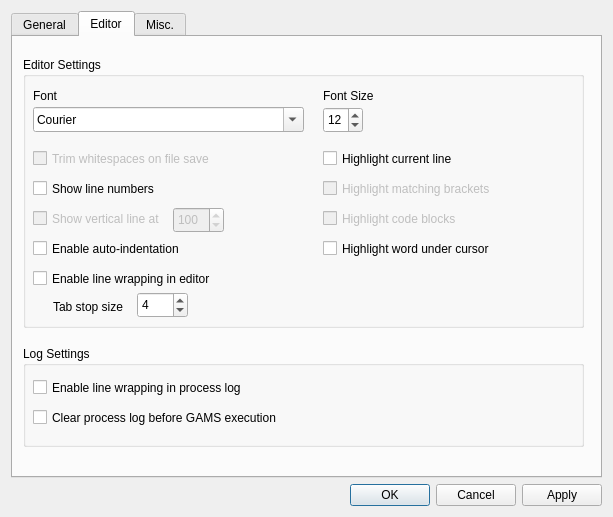
Above: src/settingsdialog.ui from GAMS-dev/studio before the change. Below: the same form after it.
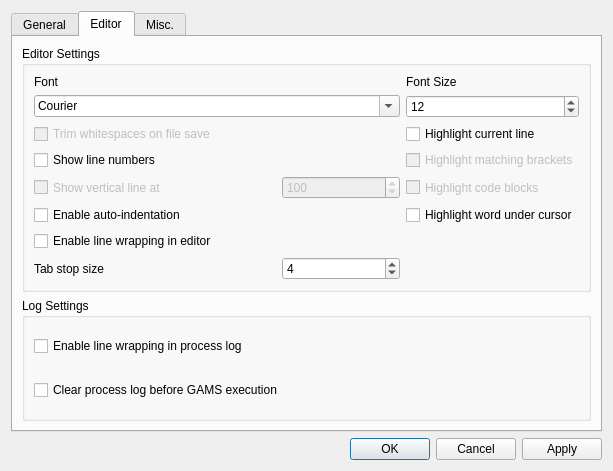
That is the form after the change. The open tabs and pages were chosen to show the change.

Commit message: settings layout rework

Patch:
```diff
--- a/src/settingsdialog.ui
+++ b/src/settingsdialog.ui
@@ -7,7 +7,7 @@
     <x>0</x>
     <y>0</y>
     <width>613</width>
-    <height>517</height>
+    <height>471</height>
    </rect>
   </property>
   <property name="windowTitle">
@@ -212,27 +212,29 @@
       <attribute name="title">
        <string>Editor</string>
       </attribute>
+      <layout class="QGridLayout" name="gridLayout_4">
+       <item row="0" column="0">
       <widget class="QGroupBox" name="gp_editor">
-       <property name="geometry">
-        <rect>
-         <x>10</x>
-         <y>20</y>
-         <width>561</width>
-         <height>271</height>
-        </rect>
-       </property>
        <property name="title">
         <string>Editor Settings</string>
        </property>
+         <layout class="QGridLayout" name="gridLayout_5">
+          <item row="0" column="0">
+           <widget class="QLabel" name="label_2">
+            <property name="text">
+             <string>Font</string>
+            </property>
+           </widget>
+          </item>
+          <item row="0" column="3">
+           <widget class="QLabel" name="label_3">
+            <property name="text">
+             <string>Font Size</string>
+            </property>
+           </widget>
+          </item>
+          <item row="1" column="0" colspan="3">
        <widget class="QFontComboBox" name="fontComboBox">
-        <property name="geometry">
-         <rect>
-          <x>10</x>
-          <y>50</y>
-          <width>271</width>
-          <height>25</height>
-         </rect>
-        </property>
         <property name="fontFilters">
          <set>QFontComboBox::MonospacedFonts</set>
         </property>
@@ -243,15 +245,9 @@
          </font>
         </property>
        </widget>
+          </item>
+          <item row="1" column="3">
        <widget class="QSpinBox" name="sb_fontsize">
-        <property name="geometry">
-         <rect>
-          <x>300</x>
-          <y>50</y>
-          <width>40</width>
-          <height>26</height>
-         </rect>
-        </property>
         <property name="minimum">
          <number>5</number>
         </property>
@@ -262,43 +258,17 @@
          <number>12</number>
         </property>
        </widget>
-       <widget class="QLabel" name="label_2">
-        <property name="geometry">
-         <rect>
-          <x>10</x>
-          <y>30</y>
-          <width>56</width>
-          <height>17</height>
-         </rect>
-        </property>
-        <property name="text">
-         <string>Font</string>
-        </property>
-       </widget>
-       <widget class="QLabel" name="label_3">
-        <property name="geometry">
-         <rect>
-          <x>300</x>
-          <y>30</y>
-          <width>56</width>
-          <height>17</height>
-         </rect>
-        </property>
-        <property name="text">
-         <string>Font Size</string>
-        </property>
-       </widget>
+          </item>
+          <item row="2" column="0" colspan="3">
        <widget class="QCheckBox" name="cb_trimwhitespace">
         <property name="enabled">
          <bool>false</bool>
         </property>
-        <property name="geometry">
-         <rect>
-          <x>10</x>
-          <y>90</y>
-          <width>271</width>
-          <height>23</height>
-         </rect>
+            <property name="sizePolicy">
+             <sizepolicy hsizetype="Minimum" vsizetype="Preferred">
+              <horstretch>0</horstretch>
+              <verstretch>0</verstretch>
+             </sizepolicy>
         </property>
         <property name="text">
          <string>Trim whitespaces on file save</string>
@@ -307,17 +277,36 @@
          <bool>true</bool>
         </property>
        </widget>
+          </item>
+          <item row="2" column="3">
+           <widget class="QCheckBox" name="cb_highlightcurrent">
+            <property name="enabled">
+             <bool>true</bool>
+            </property>
+            <property name="sizePolicy">
+             <sizepolicy hsizetype="Minimum" vsizetype="Preferred">
+              <horstretch>0</horstretch>
+              <verstretch>0</verstretch>
+             </sizepolicy>
+            </property>
+            <property name="text">
+             <string>Highlight current line</string>
+            </property>
+            <property name="checkable">
+             <bool>true</bool>
+            </property>
+           </widget>
+          </item>
+          <item row="3" column="0" colspan="3">
        <widget class="QCheckBox" name="cb_showlinenr">
         <property name="enabled">
          <bool>true</bool>
         </property>
-        <property name="geometry">
-         <rect>
-          <x>10</x>
-          <y>120</y>
-          <width>271</width>
-          <height>23</height>
-         </rect>
+            <property name="sizePolicy">
+             <sizepolicy hsizetype="Minimum" vsizetype="Preferred">
+              <horstretch>0</horstretch>
+              <verstretch>0</verstretch>
+             </sizepolicy>
         </property>
         <property name="text">
          <string>Show line numbers</string>
@@ -329,17 +318,36 @@
          <bool>false</bool>
         </property>
        </widget>
+          </item>
+          <item row="3" column="3">
+           <widget class="QCheckBox" name="cb_highlightmatching">
+            <property name="enabled">
+             <bool>false</bool>
+            </property>
+            <property name="sizePolicy">
+             <sizepolicy hsizetype="Minimum" vsizetype="Preferred">
+              <horstretch>0</horstretch>
+              <verstretch>0</verstretch>
+             </sizepolicy>
+            </property>
+            <property name="text">
+             <string>Highlight matching brackets</string>
+            </property>
+            <property name="checkable">
+             <bool>true</bool>
+            </property>
+           </widget>
+          </item>
+          <item row="4" column="0" colspan="2">
        <widget class="QCheckBox" name="cb_verticalline">
         <property name="enabled">
          <bool>false</bool>
         </property>
-        <property name="geometry">
-         <rect>
-          <x>10</x>
-          <y>150</y>
-          <width>141</width>
-          <height>23</height>
-         </rect>
+            <property name="sizePolicy">
+             <sizepolicy hsizetype="Minimum" vsizetype="Preferred">
+              <horstretch>0</horstretch>
+              <verstretch>0</verstretch>
+             </sizepolicy>
         </property>
         <property name="text">
          <string>Show vertical line at</string>
@@ -348,18 +356,12 @@
          <bool>true</bool>
         </property>
        </widget>
+          </item>
+          <item row="4" column="2">
        <widget class="QSpinBox" name="sb_verticalline">
         <property name="enabled">
          <bool>false</bool>
         </property>
-        <property name="geometry">
-         <rect>
-          <x>150</x>
-          <y>150</y>
-          <width>51</width>
-          <height>26</height>
-         </rect>
-        </property>
         <property name="minimum">
          <number>20</number>
         </property>
@@ -370,17 +372,17 @@
          <number>100</number>
         </property>
        </widget>
+          </item>
+          <item row="4" column="3">
        <widget class="QCheckBox" name="cb_highlightblock">
         <property name="enabled">
          <bool>false</bool>
         </property>
-        <property name="geometry">
-         <rect>
-          <x>300</x>
-          <y>150</y>
-          <width>201</width>
-          <height>23</height>
-         </rect>
+            <property name="sizePolicy">
+             <sizepolicy hsizetype="Minimum" vsizetype="Preferred">
+              <horstretch>0</horstretch>
+              <verstretch>0</verstretch>
+             </sizepolicy>
         </property>
         <property name="text">
          <string>Highlight code blocks</string>
@@ -389,77 +391,17 @@
          <bool>true</bool>
         </property>
        </widget>
-       <widget class="QCheckBox" name="cb_highlightcurrent">
-        <property name="enabled">
-         <bool>true</bool>
-        </property>
-        <property name="geometry">
-         <rect>
-          <x>300</x>
-          <y>90</y>
-          <width>201</width>
-          <height>23</height>
-         </rect>
-        </property>
-        <property name="text">
-         <string>Highlight current line</string>
-        </property>
-        <property name="checkable">
-         <bool>true</bool>
-        </property>
-       </widget>
-       <widget class="QCheckBox" name="cb_highlightmatching">
-        <property name="enabled">
-         <bool>false</bool>
-        </property>
-        <property name="geometry">
-         <rect>
-          <x>300</x>
-          <y>120</y>
-          <width>201</width>
-          <height>23</height>
-         </rect>
-        </property>
-        <property name="text">
-         <string>Highlight matching brackets</string>
-        </property>
-        <property name="checkable">
-         <bool>true</bool>
-        </property>
-       </widget>
-       <widget class="QSpinBox" name="sb_tabsize">
-        <property name="enabled">
-         <bool>true</bool>
-        </property>
-        <property name="geometry">
-         <rect>
-          <x>114</x>
-          <y>235</y>
-          <width>51</width>
-          <height>26</height>
-         </rect>
-        </property>
-        <property name="minimum">
-         <number>1</number>
-        </property>
-        <property name="maximum">
-         <number>50</number>
-        </property>
-        <property name="value">
-         <number>4</number>
-        </property>
-       </widget>
+          </item>
+          <item row="5" column="0" colspan="3">
        <widget class="QCheckBox" name="cb_autoindent">
         <property name="enabled">
          <bool>true</bool>
         </property>
-        <property name="geometry">
-         <rect>
-          <x>10</x>
-          <y>180</y>
-          <width>271</width>
-          <height>23</height>
-         </rect>
+            <property name="sizePolicy">
+             <sizepolicy hsizetype="Minimum" vsizetype="Preferred">
+              <horstretch>0</horstretch>
+              <verstretch>0</verstretch>
+             </sizepolicy>
         </property>
         <property name="text">
          <string>Enable auto-indentation</string>
@@ -471,39 +413,17 @@
          <bool>false</bool>
         </property>
        </widget>
-       <widget class="QCheckBox" name="cb_linewrap_editor">
-        <property name="enabled">
-         <bool>true</bool>
-        </property>
-        <property name="geometry">
-         <rect>
-          <x>10</x>
-          <y>210</y>
-          <width>271</width>
-          <height>23</height>
-         </rect>
-        </property>
-        <property name="text">
-         <string>Enable line wrapping in editor</string>
-        </property>
-        <property name="checkable">
-         <bool>true</bool>
-        </property>
-        <property name="checked">
-         <bool>false</bool>
-        </property>
-       </widget>
+          </item>
+          <item row="5" column="3">
        <widget class="QCheckBox" name="cb_highlightUnderCursor">
         <property name="enabled">
          <bool>true</bool>
         </property>
-        <property name="geometry">
-         <rect>
-          <x>300</x>
-          <y>180</y>
-          <width>201</width>
-          <height>23</height>
-         </rect>
+            <property name="sizePolicy">
+             <sizepolicy hsizetype="Minimum" vsizetype="Preferred">
+              <horstretch>0</horstretch>
+              <verstretch>0</verstretch>
+             </sizepolicy>
         </property>
         <property name="text">
          <string>Highlight word under cursor</string>
@@ -512,43 +432,77 @@
          <bool>true</bool>
         </property>
        </widget>
+          </item>
+          <item row="6" column="0" colspan="3">
+           <widget class="QCheckBox" name="cb_linewrap_editor">
+            <property name="enabled">
+             <bool>true</bool>
+            </property>
+            <property name="sizePolicy">
+             <sizepolicy hsizetype="Minimum" vsizetype="Preferred">
+              <horstretch>0</horstretch>
+              <verstretch>0</verstretch>
+             </sizepolicy>
+            </property>
+            <property name="text">
+             <string>Enable line wrapping in editor</string>
+            </property>
+            <property name="checkable">
+             <bool>true</bool>
+            </property>
+            <property name="checked">
+             <bool>false</bool>
+            </property>
+           </widget>
+          </item>
+          <item row="7" column="0">
        <widget class="QLabel" name="label_tabsize">
-        <property name="geometry">
-         <rect>
-          <x>30</x>
-          <y>240</y>
-          <width>111</width>
-          <height>20</height>
-         </rect>
+            <property name="sizePolicy">
+             <sizepolicy hsizetype="Preferred" vsizetype="Preferred">
+              <horstretch>0</horstretch>
+              <verstretch>0</verstretch>
+             </sizepolicy>
         </property>
         <property name="text">
          <string>Tab stop size</string>
         </property>
        </widget>
-      </widget>
+          </item>
+          <item row="7" column="2">
+           <widget class="QSpinBox" name="sb_tabsize">
+            <property name="enabled">
+             <bool>true</bool>
+            </property>
+            <property name="minimum">
+             <number>1</number>
+            </property>
+            <property name="maximum">
+             <number>50</number>
+            </property>
+            <property name="value">
+             <number>4</number>
+            </property>
+           </widget>
+          </item>
+         </layout>
+        </widget>
+       </item>
+       <item row="1" column="0">
       <widget class="QGroupBox" name="groupBox">
-       <property name="geometry">
-        <rect>
-         <x>10</x>
-         <y>309</y>
-         <width>561</width>
-         <height>101</height>
-        </rect>
-       </property>
        <property name="title">
         <string>Log Settings</string>
        </property>
+         <layout class="QVBoxLayout" name="verticalLayout_3">
+          <item>
        <widget class="QCheckBox" name="cb_linewrap_process">
         <property name="enabled">
          <bool>true</bool>
         </property>
-        <property name="geometry">
-         <rect>
-          <x>10</x>
-          <y>30</y>
-          <width>271</width>
-          <height>23</height>
-         </rect>
+            <property name="sizePolicy">
+             <sizepolicy hsizetype="Minimum" vsizetype="Preferred">
+              <horstretch>0</horstretch>
+              <verstretch>0</verstretch>
+             </sizepolicy>
         </property>
         <property name="text">
          <string>Enable line wrapping in process log</string>
@@ -560,17 +514,17 @@
          <bool>false</bool>
         </property>
        </widget>
+          </item>
+          <item>
        <widget class="QCheckBox" name="cb_clearlog">
         <property name="enabled">
          <bool>true</bool>
         </property>
-        <property name="geometry">
-         <rect>
-          <x>10</x>
-          <y>60</y>
-          <width>271</width>
-          <height>23</height>
-         </rect>
+            <property name="sizePolicy">
+             <sizepolicy hsizetype="Minimum" vsizetype="Preferred">
+              <horstretch>0</horstretch>
+              <verstretch>0</verstretch>
+             </sizepolicy>
         </property>
         <property name="text">
          <string>Clear process log before GAMS execution</string>
@@ -582,7 +536,11 @@
          <bool>false</bool>
         </property>
        </widget>
-      </widget>
+          </item>
+         </layout>
+        </widget>
+       </item>
+      </layout>
      </widget>
      <widget class="QWidget" name="tabMisc">
       <attribute name="title">
```
Left out of the diff: 218 changed lines with no effect on the pictures. Lines whose indentation alone changed are shown as unchanged. The commit also changes 1 other file.
